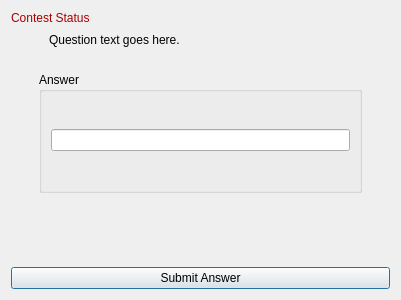
Above: src/client/finalsIdent.ui from trigger-happy/Cerberus before the change. Below: the same form after it.
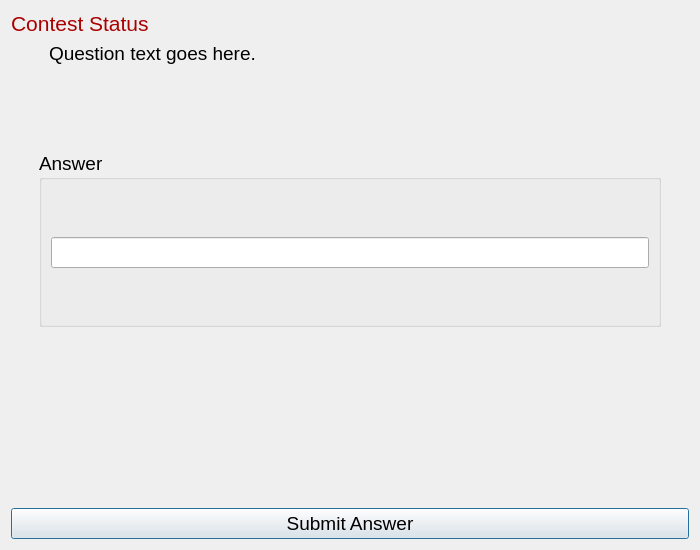
That is the form after the change.

Commit message: Enlarged all the UIs

```diff
--- a/src/client/finalsIdent.ui
+++ b/src/client/finalsIdent.ui
@@ -6,8 +6,8 @@
    <rect>
     <x>0</x>
     <y>0</y>
-    <width>400</width>
-    <height>300</height>
+    <width>700</width>
+    <height>550</height>
    </rect>
   </property>
   <property name="windowTitle">
@@ -53,6 +53,11 @@
        </disabled>
       </palette>
      </property>
+     <property name="font">
+      <font>
+       <pointsize>16</pointsize>
+      </font>
+     </property>
      <property name="text">
       <string>Contest Status</string>
      </property>
@@ -66,6 +71,11 @@
        <verstretch>0</verstretch>
       </sizepolicy>
      </property>
+     <property name="font">
+      <font>
+       <pointsize>14</pointsize>
+      </font>
+     </property>
      <property name="text">
       <string/>
      </property>
@@ -91,6 +101,11 @@
      </item>
      <item>
       <widget class="QLabel" name="question_lbl">
+       <property name="font">
+        <font>
+         <pointsize>14</pointsize>
+        </font>
+       </property>
        <property name="text">
         <string>Question text goes here.</string>
        </property>
@@ -109,7 +124,7 @@
      <property name="sizeHint" stdset="0">
       <size>
        <width>21</width>
-       <height>18</height>
+       <height>80</height>
       </size>
      </property>
     </spacer>
@@ -136,6 +151,11 @@
       <layout class="QVBoxLayout" name="verticalLayout_3">
        <item>
         <widget class="QGroupBox" name="answergroup">
+         <property name="font">
+          <font>
+           <pointsize>14</pointsize>
+          </font>
+         </property>
          <property name="title">
           <string>Answer</string>
          </property>
@@ -211,6 +231,11 @@
    </item>
    <item row="5" column="0" colspan="3">
     <widget class="QPushButton" name="submit_btn">
+     <property name="font">
+      <font>
+       <pointsize>14</pointsize>
+      </font>
+     </property>
      <property name="text">
       <string>Submit Answer</string>
      </property>
```
The commit also changes 7 other files.
